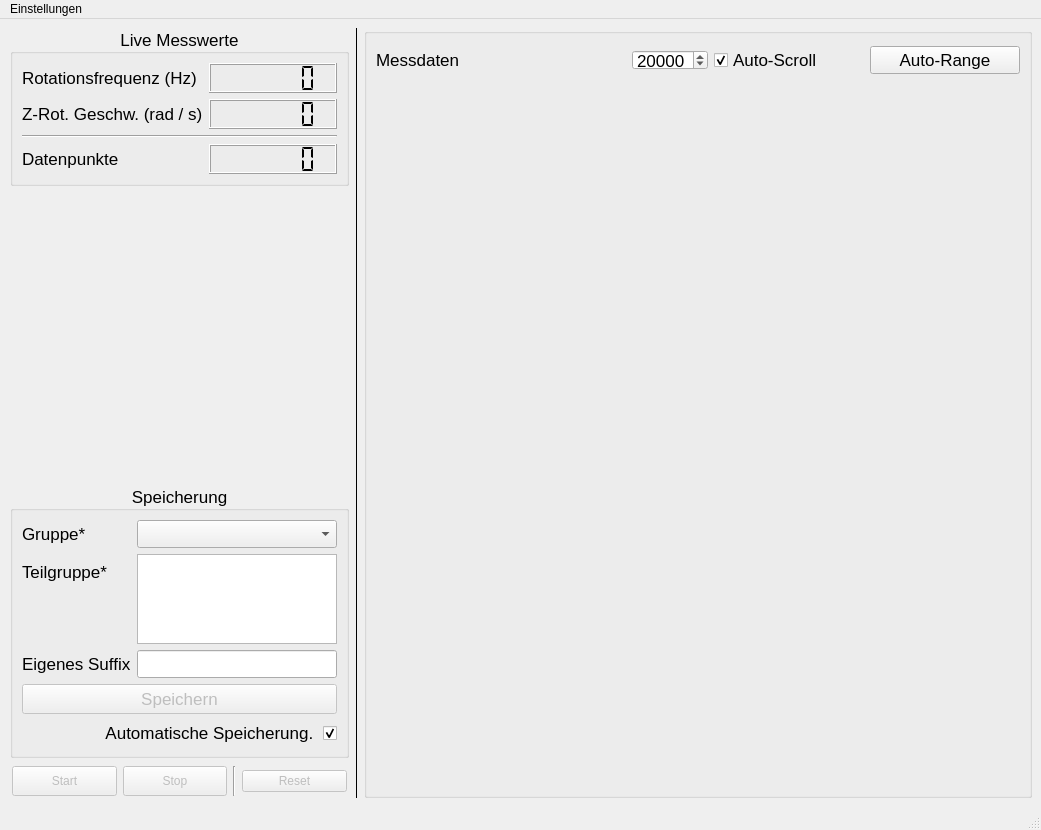
First picture: the form in src/pyqt/mainwindow.ui, repository cckssr/gyroscope-ui, before the edit.
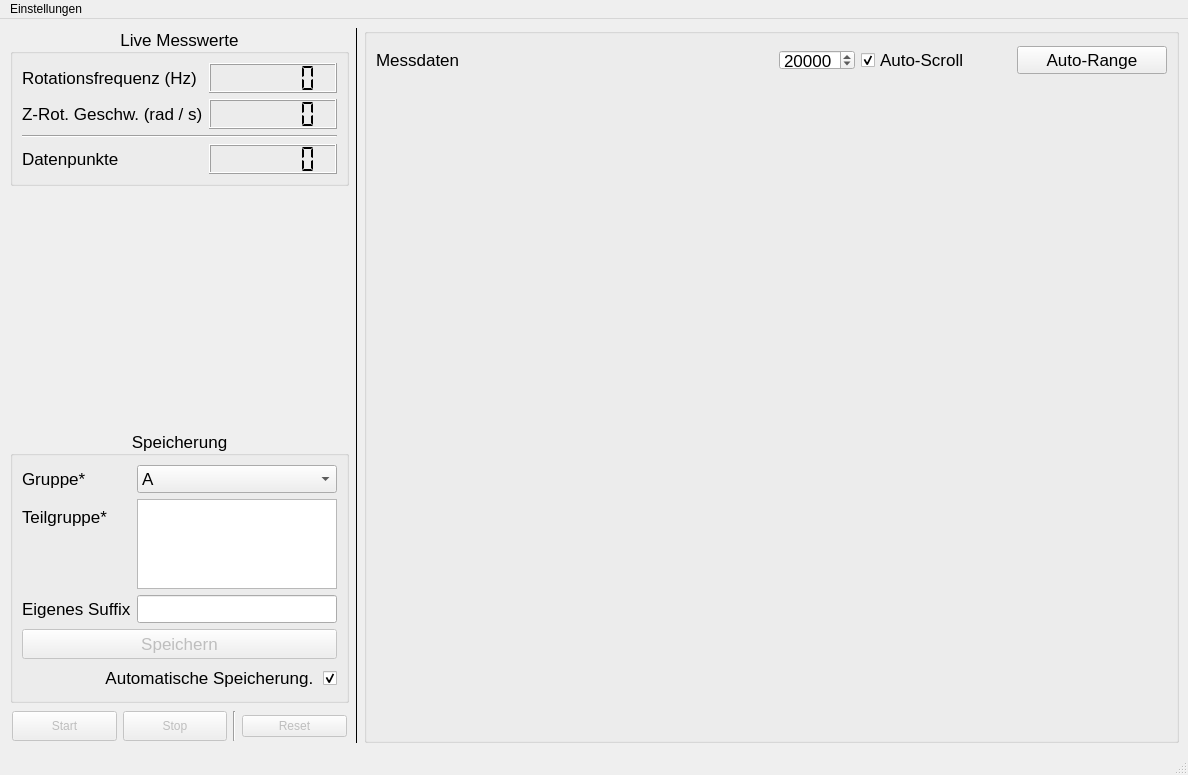
Second picture: the form after the edit.

Commit message: fix: Update file paths in project configuration and increment version to 1.1.2; enhance main.py for package context and adjust UI dimensions

```diff
--- a/src/pyqt/mainwindow.ui
+++ b/src/pyqt/mainwindow.ui
@@ -6,8 +6,8 @@
    <rect>
     <x>0</x>
     <y>0</y>
-    <width>1041</width>
-    <height>830</height>
+    <width>1188</width>
+    <height>775</height>
    </rect>
   </property>
   <property name="windowTitle">
@@ -259,8 +259,11 @@
              <property name="toolTip">
               <string>&lt;html&gt;&lt;head/&gt;&lt;body&gt;&lt;p&gt;Auswahl der GP Praktikumsgruppe &lt;span style=&quot; color:#ff001a;&quot;&gt;(Pflichtfeld)&lt;/span&gt;&lt;/p&gt;&lt;/body&gt;&lt;/html&gt;</string>
              </property>
+             <property name="currentText">
+              <string>A</string>
+             </property>
              <property name="currentIndex">
-              <number>-1</number>
+              <number>0</number>
              </property>
              <property name="maxCount">
               <number>24</number>
@@ -821,7 +824,7 @@
     <rect>
      <x>0</x>
      <y>0</y>
-     <width>1041</width>
+     <width>1188</width>
      <height>24</height>
     </rect>
    </property>
```
Left out of the diff: 40 changed lines with no effect on the pictures. The commit also changes 7 other files.
